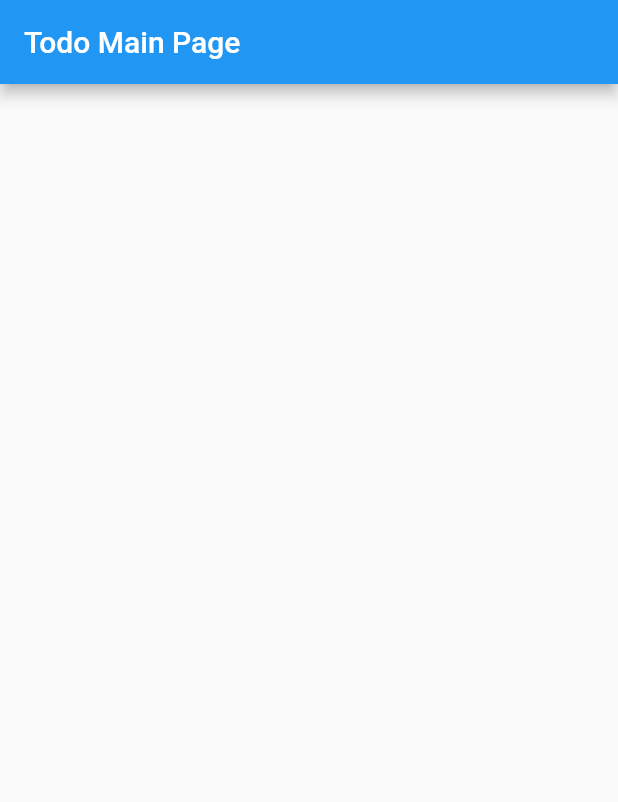
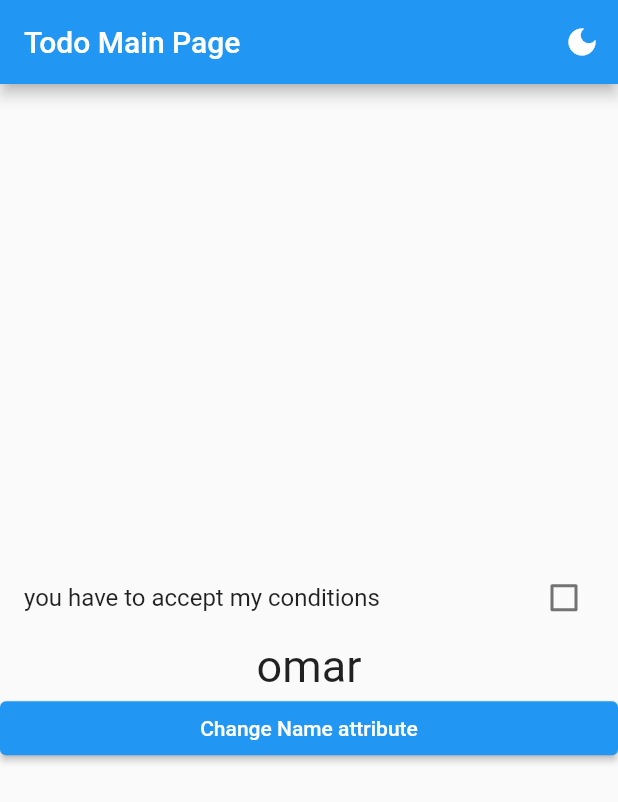
Before and after one commit to shadysamara/gsk_westbank_provider, a Flutter app: the screen it shows after launch, on a phone screen of 412 x 824 dp. Shown: the top 802 px of the screen. Run offline on Flutter 3.47's test engine with Material 2 defaults, Android fonts, the light colour scheme and no system bars.

Commit message:
provider with dark mode

```diff
--- a/lib/main.dart
+++ b/lib/main.dart
@@ -1,4 +1,6 @@
 import 'package:flutter/material.dart';
+import 'package:provider/provider.dart';
+import 'package:todo_db_provider/providers/todo_provider.dart';
 import 'package:todo_db_provider/ui/screens/todo_main_screen.dart';
 
 void main() {
@@ -9,7 +11,22 @@ class MyApp extends StatelessWidget {
   @override
   Widget build(BuildContext context) {
     // TODO: implement build
+    return ChangeNotifierProvider<TodoClass>(
+        create: (context) {
+          return TodoClass();
+        },
+        child: AppInit());
+  }
+}
+
+class AppInit extends StatelessWidget {
+  @override
+  Widget build(BuildContext context) {
+    // TODO: implement build
     return MaterialApp(
+      theme: Provider.of<TodoClass>(context, listen: false).isDarkMode
+          ? ThemeData.dark()
+          : ThemeData.light(),
       title: 'gsk',
       home: TodoMainScreen(),
     );
--- /dev/null
+++ b/lib/providers/todo_provider.dart
@@ -0,0 +1,23 @@
+import 'package:flutter/material.dart';
+
+class TodoClass extends ChangeNotifier {
+  bool isDarkMode = false;
+  changeIsDarkMode() {
+    isDarkMode = !isDarkMode;
+    notifyListeners();
+  }
+
+  bool isAccepted = false;
+  changeIsAccepted() {
+    isAccepted = !isAccepted;
+    notifyListeners();
+  }
+
+  String name = "omar";
+  int age = 10;
+  bool isMale = true;
+  changeName(String newName) {
+    name = newName;
+    notifyListeners();
+  }
+}
--- a/lib/ui/screens/todo_main_screen.dart
+++ b/lib/ui/screens/todo_main_screen.dart
@@ -1,14 +1,58 @@
 import 'package:flutter/material.dart';
+import 'package:provider/provider.dart';
+import 'package:todo_db_provider/providers/todo_provider.dart';
+import 'package:todo_db_provider/ui/screens/test_screen.dart';
 
 class TodoMainScreen extends StatelessWidget {
   @override
   Widget build(BuildContext context) {
     // TODO: implement build
     return Scaffold(
-      appBar: AppBar(
-        title: Text('Todo Main Page'),
-      ),
-      body: Center(),
-    );
+        appBar: AppBar(
+          title: Text('Todo Main Page'),
+          actions: [
+            IconButton(
+                onPressed: () {
+                  Provider.of<TodoClass>(context, listen: false)
+                      .changeIsDarkMode();
+                },
+                icon: Icon(Provider.of<TodoClass>(context).isDarkMode
+                    ? Icons.light_mode
+                    : Icons.dark_mode))
+          ],
+        ),
+        body: Column(
+          mainAxisAlignment: MainAxisAlignment.center,
+          crossAxisAlignment: CrossAxisAlignment.stretch,
+          children: [
+            CheckboxListTile(
+                title: Text(Provider.of<TodoClass>(context).isAccepted
+                    ? 'Thanks, you juse have accepted my conditions'
+                    : 'you have to accept my conditions'),
+                value: Provider.of<TodoClass>(context).isAccepted,
+                onChanged: (value) {
+                  Provider.of<TodoClass>(context, listen: false)
+                      .changeIsAccepted();
+                }),
+            Text(
+              Provider.of<TodoClass>(context).name.toString(),
+              textAlign: TextAlign.center,
+              style: TextStyle(fontSize: 30),
+            ),
+            ElevatedButton(
+                onPressed: () {
+                  Navigator.of(context)
+                      .push(MaterialPageRoute(builder: (context) {
+                    return TextScreen();
+                  }));
+                },
+                child: Text('Change Name attribute'))
+          ],
+        ));
   }
 }
+/*
+1- create class that you will save data in
+2- create object for this class above material app
+3- use the object in any ui using inherited widget syntax
+*/
```
Also changed, not shown: lib/ui/screens/test_screen.dart (added, +9 -0 lines), 4 other files.
